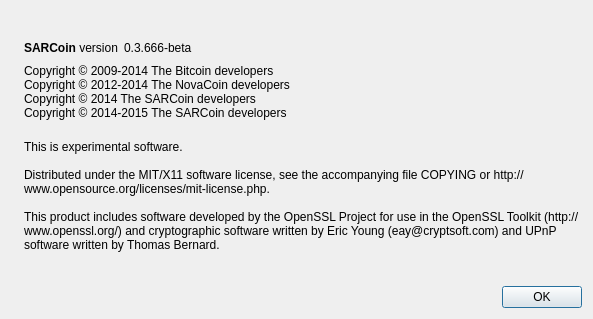
First picture: the form in src/qt/forms/aboutdialog.ui, repository sarcoin/SARCoin, before the edit.
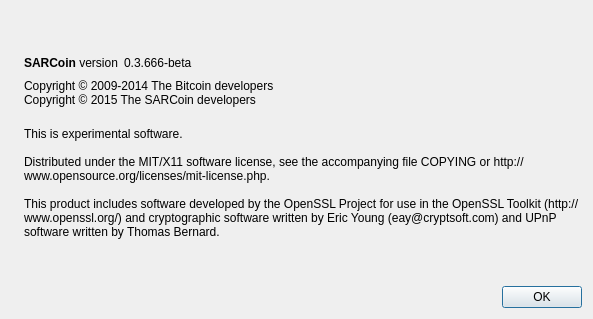
Second picture: the form after the edit. Icons and pictures are not drawn.

```diff
--- a/src/qt/forms/aboutdialog.ui
+++ b/src/qt/forms/aboutdialog.ui
@@ -92,9 +92,7 @@
        </property>
        <property name="text">
         <string>Copyright © 2009-2014 The Bitcoin developers
-Copyright © 2012-2014 The NovaCoin developers
-Copyright © 2014 The SARCoin developers
-Copyright © 2014-2015 The SARCoin developers</string>
+Copyright © 2015 The SARCoin developers</string>
        </property>
        <property name="textInteractionFlags">
         <set>Qt::LinksAccessibleByMouse|Qt::TextSelectableByKeyboard|Qt::TextSelectableByMouse</set>
```
